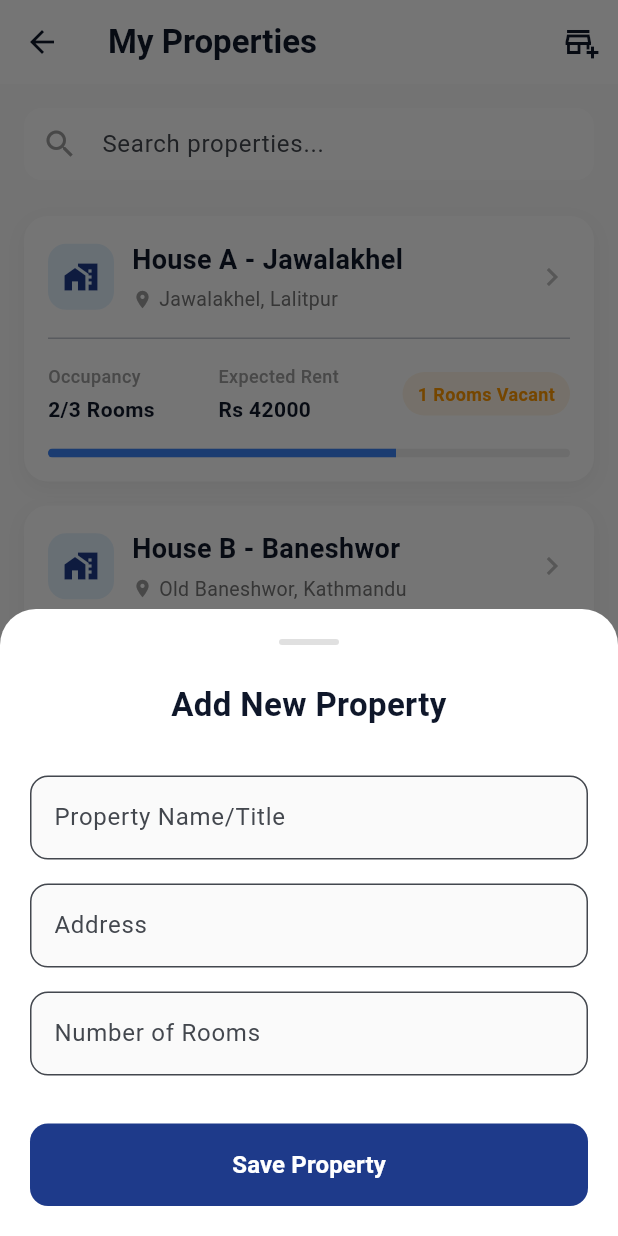
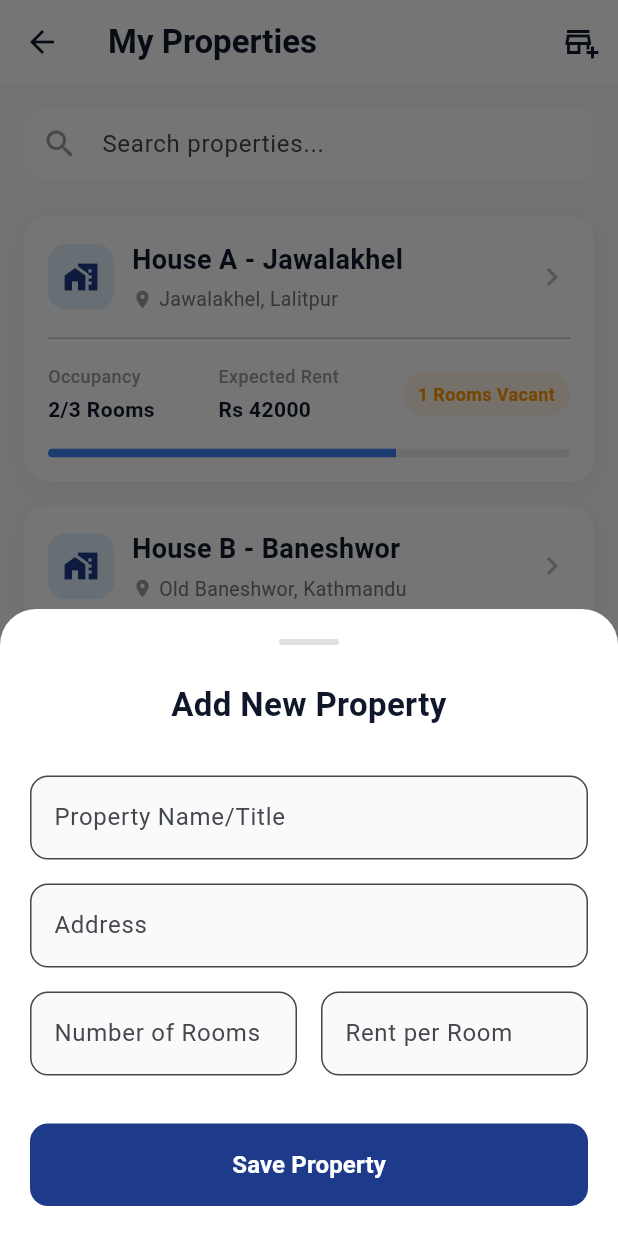
Before and after one commit to Nissan-Shrestha/RentFlowApp, a Flutter app: the PropertiesScreen screen opened directly, after a tap on the "add business" icon, on a phone screen of 412 x 824 dp. Run offline on Flutter 3.47's test engine with Material 3 defaults, Android fonts, the phone set to English and light mode, and no system bars.

Commit message:
fixed room pricing feature

```diff
--- a/lib/screens/properties_screen.dart
+++ b/lib/screens/properties_screen.dart
@@ -92,6 +92,7 @@ class PropertiesScreen extends StatelessWidget {
     final nameController = TextEditingController();
     final addressController = TextEditingController();
     final roomsController = TextEditingController();
+    final rentController = TextEditingController();
 
     showModalBottomSheet(
       context: context,
@@ -169,7 +170,10 @@ class PropertiesScreen extends StatelessWidget {
                 const SizedBox(height: 16),
 
                 // Rooms Input
-                TextField(
+                Row(
+                  children: [
+                    Expanded(
+                      child: TextField(
                         controller: roomsController,
                         keyboardType: TextInputType.number,
                         decoration: InputDecoration(
@@ -181,6 +185,26 @@ class PropertiesScreen extends StatelessWidget {
                           filled: true,
                           fillColor: Colors.grey[50],
                         ),
+                      ),
+                    ),
+                    const SizedBox(width: 16),
+                    Expanded(
+                      child: TextField(
+                        controller: rentController,
+                        keyboardType: TextInputType.number,
+                        decoration: InputDecoration(
+                          labelText: 'Rent per Room',
+                          hintText: 'e.g., 15000',
+                          prefixText: 'Rs ',
+                          border: OutlineInputBorder(
+                            borderRadius: BorderRadius.circular(12),
+                          ),
+                          filled: true,
+                          fillColor: Colors.grey[50],
+                        ),
+                      ),
+                    ),
+                  ],
                 ),
                 const SizedBox(height: 32),
 
@@ -198,12 +222,14 @@ class PropertiesScreen extends StatelessWidget {
                     propertyVM.addProperty(newProperty);
 
                     int numRooms = int.tryParse(roomsController.text) ?? 0;
+                    double rentAmt = double.tryParse(rentController.text) ?? 15000.0;
+
                     for (int i = 1; i <= numRooms; i++) {
                       final newRoom = RoomModel(
                         id: '${newProperty.id}_room_$i',
                         propertyId: newProperty.id,
                         roomNumber: i.toString(),
-                        rentAmount: 15000,
+                        rentAmount: rentAmt,
                         isOccupied: false,
                       );
                       propertyVM.addRoom(newRoom);
--- a/lib/screens/tenants_screen.dart
+++ b/lib/screens/tenants_screen.dart
@@ -122,13 +122,15 @@ class _TenantsScreenState extends State<TenantsScreen> {
                       String roomName = roomList.isNotEmpty
                           ? roomList.first.roomNumber
                           : tenant.roomId;
+                      String rentPrice = roomList.isNotEmpty
+                          ? 'Rs ${roomList.first.rentAmount.toInt()}'
+                          : 'Rs 0';
 
                       return _buildTenantCard(
                         name: tenant.name,
                         location: '$propertyName • Room $roomName',
                         phone: tenant.phone,
-                        rentAmount:
-                            'Rs 15,000', // Needs property connection later
+                        rentAmount: rentPrice,
                         status: isPending ? 'Pending' : 'Paid',
                         statusColor: isPending
                             ? Colors.redAccent
```
Lines whose indentation alone changed are shown as unchanged.
